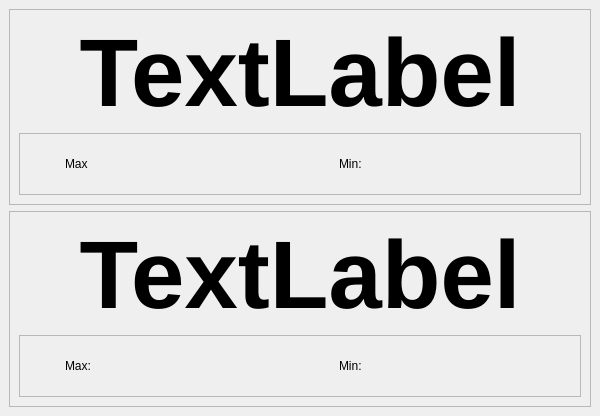
Before: the Qt Designer form mainwindow.ui in deveshrai/PiMultiTemperatureProbe0, drawn with Qt 5.
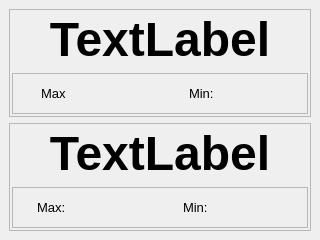
After: the same form once the commit is applied. Icons and pictures are not drawn.

Patch:
```diff
--- a/mainwindow.ui
+++ b/mainwindow.ui
@@ -6,14 +6,20 @@
    <rect>
     <x>0</x>
     <y>0</y>
-    <width>600</width>
-    <height>416</height>
+    <width>320</width>
+    <height>240</height>
    </rect>
   </property>
+  <property name="minimumSize">
+   <size>
+    <width>320</width>
+    <height>240</height>
+   </size>
+  </property>
   <property name="maximumSize">
    <size>
-    <width>640</width>
-    <height>480</height>
+    <width>320</width>
+    <height>240</height>
    </size>
   </property>
   <property name="windowTitle">
@@ -30,11 +36,23 @@
        <enum>QFrame::Raised</enum>
       </property>
       <layout class="QVBoxLayout" name="verticalLayout_2">
+       <property name="leftMargin">
+        <number>2</number>
+       </property>
+       <property name="topMargin">
+        <number>2</number>
+       </property>
+       <property name="rightMargin">
+        <number>2</number>
+       </property>
+       <property name="bottomMargin">
+        <number>2</number>
+       </property>
        <item>
         <widget class="QLabel" name="label">
          <property name="font">
           <font>
-           <pointsize>72</pointsize>
+           <pointsize>36</pointsize>
            <weight>75</weight>
            <bold>true</bold>
           </font>
@@ -56,18 +74,30 @@
           <enum>QFrame::Raised</enum>
          </property>
          <layout class="QHBoxLayout" name="horizontalLayout">
+          <property name="leftMargin">
+           <number>2</number>
+          </property>
+          <property name="topMargin">
+           <number>2</number>
+          </property>
+          <property name="rightMargin">
+           <number>2</number>
+          </property>
+          <property name="bottomMargin">
+           <number>2</number>
+          </property>
           <item>
            <widget class="QLabel" name="label_7">
             <property name="minimumSize">
              <size>
-              <width>30</width>
-              <height>30</height>
+              <width>20</width>
+              <height>20</height>
              </size>
             </property>
             <property name="maximumSize">
              <size>
-              <width>30</width>
-              <height>30</height>
+              <width>20</width>
+              <height>20</height>
              </size>
             </property>
             <property name="text">
@@ -95,6 +125,11 @@
               <height>50</height>
              </size>
             </property>
+            <property name="font">
+             <font>
+              <pointsize>10</pointsize>
+             </font>
+            </property>
             <property name="text">
              <string>Max</string>
             </property>
@@ -110,14 +145,14 @@
            <widget class="QLabel" name="label_8">
             <property name="minimumSize">
              <size>
-              <width>30</width>
-              <height>30</height>
+              <width>20</width>
+              <height>20</height>
              </size>
             </property>
             <property name="maximumSize">
              <size>
-              <width>30</width>
-              <height>30</height>
+              <width>20</width>
+              <height>20</height>
              </size>
             </property>
             <property name="text">
@@ -133,6 +168,11 @@
           </item>
           <item>
            <widget class="QLabel" name="label_4">
+            <property name="font">
+             <font>
+              <pointsize>10</pointsize>
+             </font>
+            </property>
             <property name="text">
              <string>Min:</string>
             </property>
@@ -153,11 +193,23 @@
        <enum>QFrame::Raised</enum>
       </property>
       <layout class="QVBoxLayout" name="verticalLayout_3">
+       <property name="leftMargin">
+        <number>2</number>
+       </property>
+       <property name="topMargin">
+        <number>2</number>
+       </property>
+       <property name="rightMargin">
+        <number>2</number>
+       </property>
+       <property name="bottomMargin">
+        <number>2</number>
+       </property>
        <item>
         <widget class="QLabel" name="label_2">
          <property name="font">
           <font>
-           <pointsize>72</pointsize>
+           <pointsize>36</pointsize>
            <weight>75</weight>
            <bold>true</bold>
           </font>
@@ -179,18 +231,33 @@
           <enum>QFrame::Raised</enum>
          </property>
          <layout class="QHBoxLayout" name="horizontalLayout_2">
+          <property name="spacing">
+           <number>2</number>
+          </property>
+          <property name="leftMargin">
+           <number>2</number>
+          </property>
+          <property name="topMargin">
+           <number>2</number>
+          </property>
+          <property name="rightMargin">
+           <number>2</number>
+          </property>
+          <property name="bottomMargin">
+           <number>2</number>
+          </property>
           <item>
            <widget class="QLabel" name="label_9">
             <property name="minimumSize">
              <size>
-              <width>30</width>
-              <height>30</height>
+              <width>20</width>
+              <height>20</height>
              </size>
             </property>
             <property name="maximumSize">
              <size>
-              <width>30</width>
-              <height>30</height>
+              <width>20</width>
+              <height>20</height>
              </size>
             </property>
             <property name="text">
@@ -206,6 +273,11 @@
           </item>
           <item>
            <widget class="QLabel" name="label_5">
+            <property name="font">
+             <font>
+              <pointsize>10</pointsize>
+             </font>
+            </property>
             <property name="text">
              <string>Max:</string>
             </property>
@@ -215,14 +287,14 @@
            <widget class="QLabel" name="label_10">
             <property name="minimumSize">
              <size>
-              <width>30</width>
-              <height>30</height>
+              <width>20</width>
+              <height>20</height>
              </size>
             </property>
             <property name="maximumSize">
              <size>
-              <width>30</width>
-              <height>30</height>
+              <width>20</width>
+              <height>20</height>
              </size>
             </property>
             <property name="text">
@@ -238,6 +310,11 @@
           </item>
           <item>
            <widget class="QLabel" name="label_6">
+            <property name="font">
+             <font>
+              <pointsize>10</pointsize>
+             </font>
+            </property>
             <property name="text">
              <string>Min:</string>
             </property>
```
